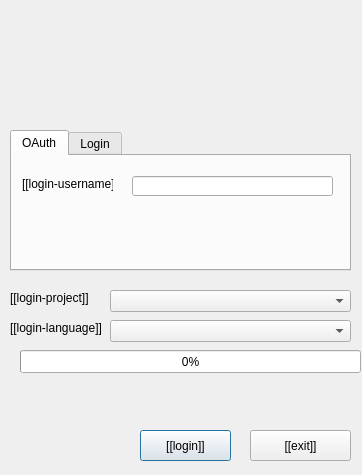
First picture: the form in huggleQT/huggle/login.ui, repository huggle/huggle, before the edit.
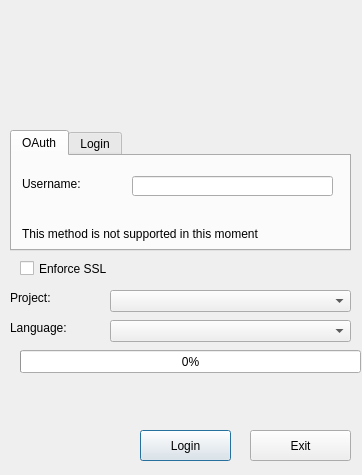
Second picture: the form after the edit. Icons and pictures are not drawn.

The edit to the form file:
```diff
--- a/huggleQT/huggle/login.ui
+++ b/huggleQT/huggle/login.ui
@@ -49,7 +49,7 @@
     </rect>
    </property>
    <property name="text">
-    <string>[[login-language]]</string>
+    <string>Language:</string>
    </property>
   </widget>
   <widget class="QProgressBar" name="progressBar">
@@ -91,7 +91,7 @@
     </rect>
    </property>
    <property name="text">
-    <string>[[login]]</string>
+    <string>Login</string>
    </property>
   </widget>
   <widget class="QPushButton" name="ButtonExit">
@@ -104,7 +104,7 @@
     </rect>
    </property>
    <property name="text">
-    <string>[[exit]]</string>
+    <string>Exit</string>
    </property>
   </widget>
   <widget class="QComboBox" name="Project">
@@ -133,7 +133,7 @@
      <x>10</x>
      <y>130</y>
      <width>341</width>
-     <height>141</height>
+     <height>121</height>
     </rect>
    </property>
    <property name="currentIndex">
@@ -153,7 +153,7 @@
       </rect>
      </property>
      <property name="text">
-      <string>[[login-username]]</string>
+      <string>Username:</string>
      </property>
     </widget>
     <widget class="QLineEdit" name="lineEdit">
@@ -166,6 +166,19 @@
       </rect>
      </property>
     </widget>
+    <widget class="QLabel" name="label_8">
+     <property name="geometry">
+      <rect>
+       <x>10</x>
+       <y>70</y>
+       <width>311</width>
+       <height>16</height>
+      </rect>
+     </property>
+     <property name="text">
+      <string>This method is not supported in this moment</string>
+     </property>
+    </widget>
    </widget>
    <widget class="QWidget" name="tab_2">
     <attribute name="title">
@@ -232,7 +245,20 @@
     </rect>
    </property>
    <property name="text">
-    <string>[[login-project]]</string>
+    <string>Project:</string>
+   </property>
+  </widget>
+  <widget class="QCheckBox" name="checkBox">
+   <property name="geometry">
+    <rect>
+     <x>20</x>
+     <y>260</y>
+     <width>321</width>
+     <height>17</height>
+    </rect>
+   </property>
+   <property name="text">
+    <string>Enforce SSL</string>
    </property>
   </widget>
  </widget>
```
